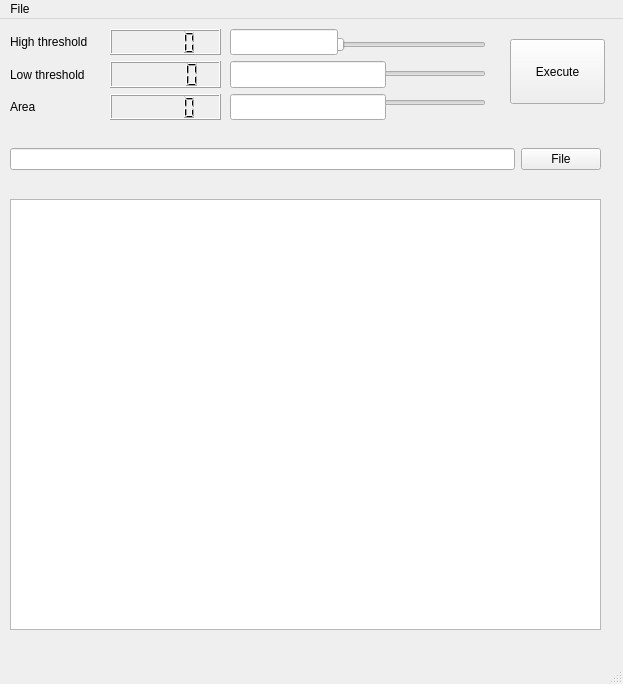
The window that pyside_blog/pygraph_Opencv.ui (tatabox2000/Data_science) describes before a commit, drawn with Qt 5.
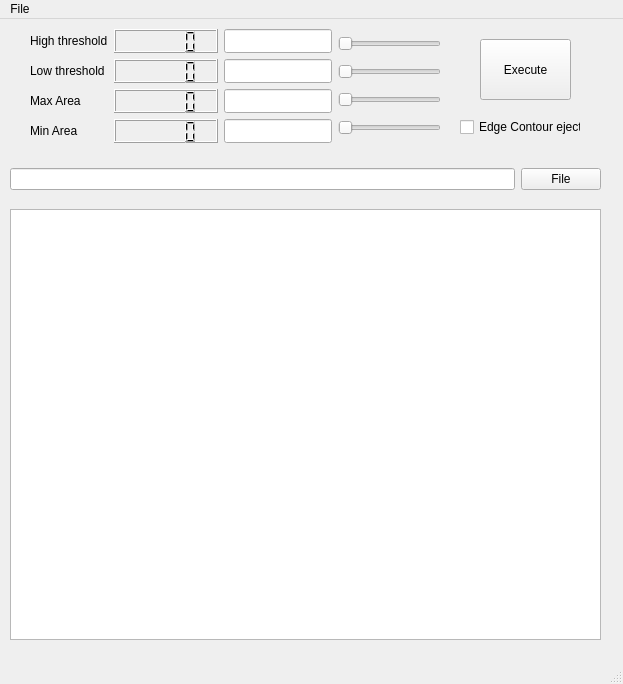
The same window after the commit. Custom widgets are drawn as their Qt base class.

```diff
--- a/pyside_blog/pygraph_Opencv.ui
+++ b/pyside_blog/pygraph_Opencv.ui
@@ -30,7 +30,7 @@
     <property name="geometry">
      <rect>
       <x>10</x>
-      <y>120</y>
+      <y>140</y>
       <width>591</width>
       <height>41</height>
      </rect>
@@ -48,18 +48,76 @@
      </item>
     </layout>
    </widget>
+   <widget class="GraphicsLayoutWidget" name="pic_view">
+    <property name="geometry">
+     <rect>
+      <x>10</x>
+      <y>190</y>
+      <width>591</width>
+      <height>431</height>
+     </rect>
+    </property>
+    <property name="viewportUpdateMode">
+     <enum>QGraphicsView::FullViewportUpdate</enum>
+    </property>
+   </widget>
+   <widget class="QCheckBox" name="edge_con_ckbox">
+    <property name="geometry">
+     <rect>
+      <x>460</x>
+      <y>100</y>
+      <width>121</width>
+      <height>16</height>
+     </rect>
+    </property>
+    <property name="text">
+     <string>Edge Contour eject</string>
+    </property>
+   </widget>
    <widget class="QWidget" name="layoutWidget">
     <property name="geometry">
      <rect>
-      <x>110</x>
+      <x>30</x>
       <y>10</y>
-      <width>111</width>
-      <height>91</height>
+      <width>411</width>
+      <height>114</height>
      </rect>
     </property>
+    <layout class="QHBoxLayout" name="horizontalLayout_2">
+     <item>
     <layout class="QVBoxLayout" name="verticalLayout">
      <item>
-      <layout class="QHBoxLayout" name="horizontalLayout_4">
+        <widget class="QLabel" name="label">
+         <property name="text">
+          <string>High threshold</string>
+         </property>
+        </widget>
+       </item>
+       <item>
+        <widget class="QLabel" name="label_2">
+         <property name="text">
+          <string>Low threshold</string>
+         </property>
+        </widget>
+       </item>
+       <item>
+        <widget class="QLabel" name="label_3">
+         <property name="text">
+          <string>Max Area</string>
+         </property>
+        </widget>
+       </item>
+       <item>
+        <widget class="QLabel" name="label_4">
+         <property name="text">
+          <string>Min Area</string>
+         </property>
+        </widget>
+       </item>
+      </layout>
+     </item>
+     <item>
+      <layout class="QVBoxLayout" name="verticalLayout_3">
        <item>
         <widget class="QLCDNumber" name="threshold1_lcd">
          <property name="sizePolicy">
@@ -70,10 +128,6 @@
          </property>
         </widget>
        </item>
-      </layout>
-     </item>
-     <item>
-      <layout class="QHBoxLayout" name="horizontalLayout_2">
        <item>
         <widget class="QLCDNumber" name="threshold2_lcd">
          <property name="sizePolicy">
@@ -84,12 +138,8 @@
          </property>
         </widget>
        </item>
-      </layout>
-     </item>
      <item>
-      <layout class="QHBoxLayout" name="horizontalLayout_3">
-       <item>
-        <widget class="QLCDNumber" name="size_lcd">
+        <widget class="QLCDNumber" name="max_area_lcd">
          <property name="sizePolicy">
           <sizepolicy hsizetype="Expanding" vsizetype="Expanding">
            <horstretch>0</horstretch>
@@ -98,92 +148,19 @@
          </property>
         </widget>
        </item>
-      </layout>
-     </item>
-    </layout>
-   </widget>
-   <widget class="QWidget" name="layoutWidget">
-    <property name="geometry">
-     <rect>
-      <x>510</x>
-      <y>20</y>
-      <width>95</width>
-      <height>65</height>
-     </rect>
-    </property>
-    <layout class="QVBoxLayout" name="verticalLayout_2">
      <item>
-      <widget class="QPushButton" name="exec_button">
+        <widget class="QLCDNumber" name="min_area_lcd">
        <property name="sizePolicy">
-        <sizepolicy hsizetype="Minimum" vsizetype="Expanding">
+          <sizepolicy hsizetype="Expanding" vsizetype="Expanding">
          <horstretch>0</horstretch>
          <verstretch>0</verstretch>
         </sizepolicy>
        </property>
-       <property name="text">
-        <string>Execute</string>
-       </property>
       </widget>
      </item>
     </layout>
-   </widget>
-   <widget class="QWidget" name="layoutWidget">
-    <property name="geometry">
-     <rect>
-      <x>330</x>
-      <y>10</y>
-      <width>156</width>
-      <height>91</height>
-     </rect>
-    </property>
-    <layout class="QVBoxLayout" name="verticalLayout_3">
-     <item>
-      <widget class="QSlider" name="threshold1_slider">
-       <property name="sizePolicy">
-        <sizepolicy hsizetype="Expanding" vsizetype="Fixed">
-         <horstretch>0</horstretch>
-         <verstretch>0</verstretch>
-        </sizepolicy>
-       </property>
-       <property name="maximum">
-        <number>254</number>
-       </property>
-       <property name="orientation">
-        <enum>Qt::Horizontal</enum>
-       </property>
-      </widget>
      </item>
      <item>
-      <widget class="QSlider" name="threshold2_slider">
-       <property name="maximum">
-        <number>254</number>
-       </property>
-       <property name="orientation">
-        <enum>Qt::Horizontal</enum>
-       </property>
-      </widget>
-     </item>
-     <item>
-      <widget class="QSlider" name="size_slider">
-       <property name="maximum">
-        <number>90000</number>
-       </property>
-       <property name="orientation">
-        <enum>Qt::Horizontal</enum>
-       </property>
-      </widget>
-     </item>
-    </layout>
-   </widget>
-   <widget class="QWidget" name="layoutWidget">
-    <property name="geometry">
-     <rect>
-      <x>230</x>
-      <y>10</y>
-      <width>156</width>
-      <height>91</height>
-     </rect>
-    </property>
     <layout class="QVBoxLayout" name="verticalLayout_4">
      <item>
       <widget class="QLineEdit" name="threshold1_edit">
@@ -206,7 +183,17 @@
       </widget>
      </item>
      <item>
-      <widget class="QLineEdit" name="size_edit">
+        <widget class="QLineEdit" name="max_area_edit">
+         <property name="sizePolicy">
+          <sizepolicy hsizetype="Minimum" vsizetype="Expanding">
+           <horstretch>0</horstretch>
+           <verstretch>0</verstretch>
+          </sizepolicy>
+         </property>
+        </widget>
+       </item>
+       <item>
+        <widget class="QLineEdit" name="min_area_edit">
        <property name="sizePolicy">
         <sizepolicy hsizetype="Minimum" vsizetype="Expanding">
          <horstretch>0</horstretch>
@@ -216,51 +203,76 @@
       </widget>
      </item>
     </layout>
-   </widget>
-   <widget class="QWidget" name="layoutWidget">
-    <property name="geometry">
-     <rect>
-      <x>10</x>
-      <y>10</y>
-      <width>101</width>
-      <height>91</height>
-     </rect>
-    </property>
+     </item>
+     <item>
     <layout class="QVBoxLayout" name="verticalLayout_5">
      <item>
-      <widget class="QLabel" name="label">
-       <property name="text">
-        <string>High threshold</string>
-       </property>
+        <widget class="QSlider" name="threshold1_slider">
+         <property name="sizePolicy">
+          <sizepolicy hsizetype="Expanding" vsizetype="Fixed">
+           <horstretch>0</horstretch>
+           <verstretch>0</verstretch>
+          </sizepolicy>
+         </property>
+         <property name="maximum">
+          <number>254</number>
+         </property>
+         <property name="orientation">
+          <enum>Qt::Horizontal</enum>
+         </property>
       </widget>
      </item>
      <item>
-      <widget class="QLabel" name="label_2">
-       <property name="text">
-        <string>Low threshold</string>
-       </property>
+        <widget class="QSlider" name="threshold2_slider">
+         <property name="maximum">
+          <number>254</number>
+         </property>
+         <property name="orientation">
+          <enum>Qt::Horizontal</enum>
+         </property>
       </widget>
      </item>
      <item>
-      <widget class="QLabel" name="label_3">
-       <property name="text">
-        <string>Area</string>
-       </property>
-      </widget>
-     </item>
-    </layout>
+        <widget class="QSlider" name="max_area_slider">
+         <property name="maximum">
+          <number>90000</number>
+         </property>
+         <property name="orientation">
+          <enum>Qt::Horizontal</enum>
+         </property>
+        </widget>
+       </item>
+       <item>
+        <widget class="QSlider" name="min_area_slider">
+         <property name="maximum">
+          <number>90000</number>
+         </property>
+         <property name="orientation">
+          <enum>Qt::Horizontal</enum>
+         </property>
+        </widget>
+       </item>
+      </layout>
+     </item>
+    </layout>
    </widget>
-   <widget class="GraphicsLayoutWidget" name="pic_view">
+   <widget class="QPushButton" name="exec_button">
     <property name="geometry">
      <rect>
-      <x>10</x>
-      <y>180</y>
-      <width>591</width>
-      <height>431</height>
+      <x>480</x>
+      <y>20</y>
+      <width>91</width>
+      <height>61</height>
      </rect>
     </property>
-    <property name="viewportUpdateMode">
-     <enum>QGraphicsView::FullViewportUpdate</enum>
+    <property name="sizePolicy">
+     <sizepolicy hsizetype="Minimum" vsizetype="Expanding">
+      <horstretch>0</horstretch>
+      <verstretch>0</verstretch>
+     </sizepolicy>
+    </property>
+    <property name="text">
+     <string>Execute</string>
     </property>
    </widget>
   </widget>
```
Left out of the diff: 10 changed lines with no effect on the pictures. Lines whose indentation alone changed are shown as unchanged.
